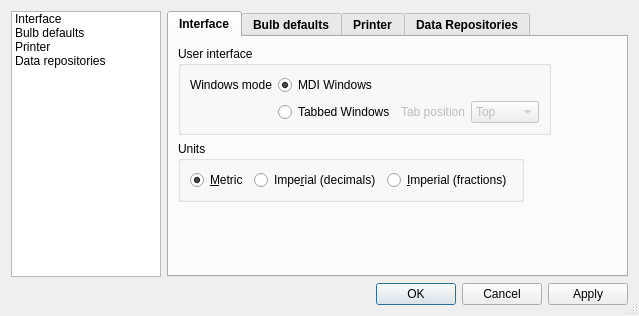
First picture: the form in Ui/Preferences.ui, repository mgian/bulbcalculator, before the edit.
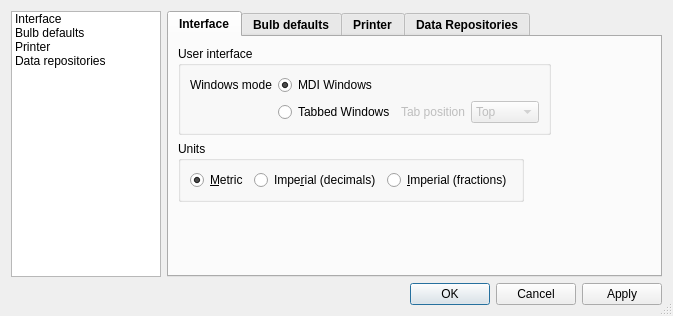
Second picture: the form after the edit. Icons and pictures are not drawn.

Commit message: - Implemented the Bulb Preferences - Minor fix to the Preferences dialog

Diff of the .ui file:
```diff
--- a/Ui/Preferences.ui
+++ b/Ui/Preferences.ui
@@ -9,7 +9,7 @@
    <rect>
     <x>0</x>
     <y>0</y>
-    <width>639</width>
+    <width>673</width>
     <height>284</height>
    </rect>
   </property>
```
The commit also changes 3 other files.
